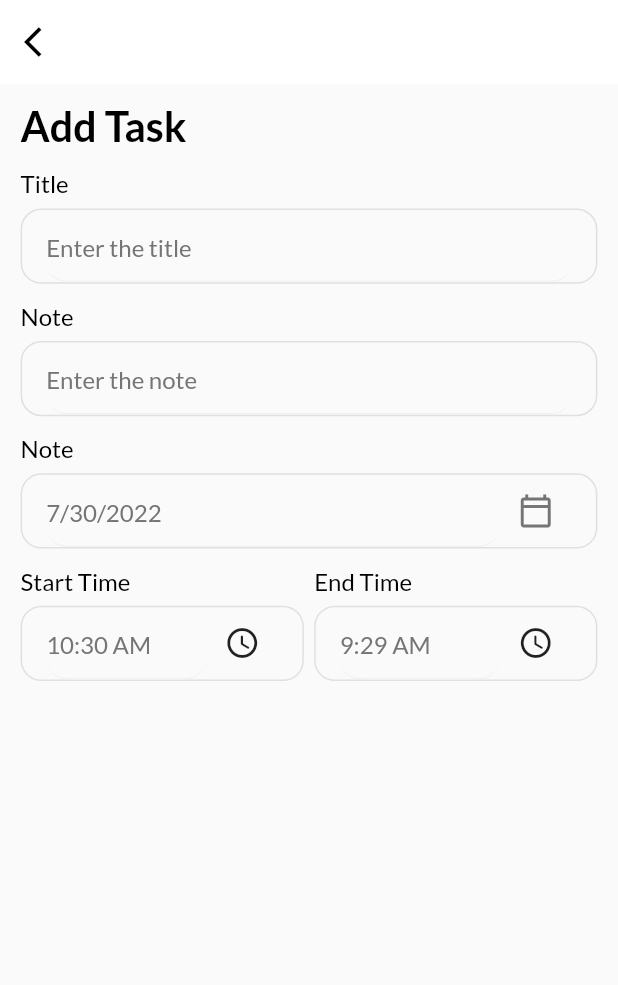
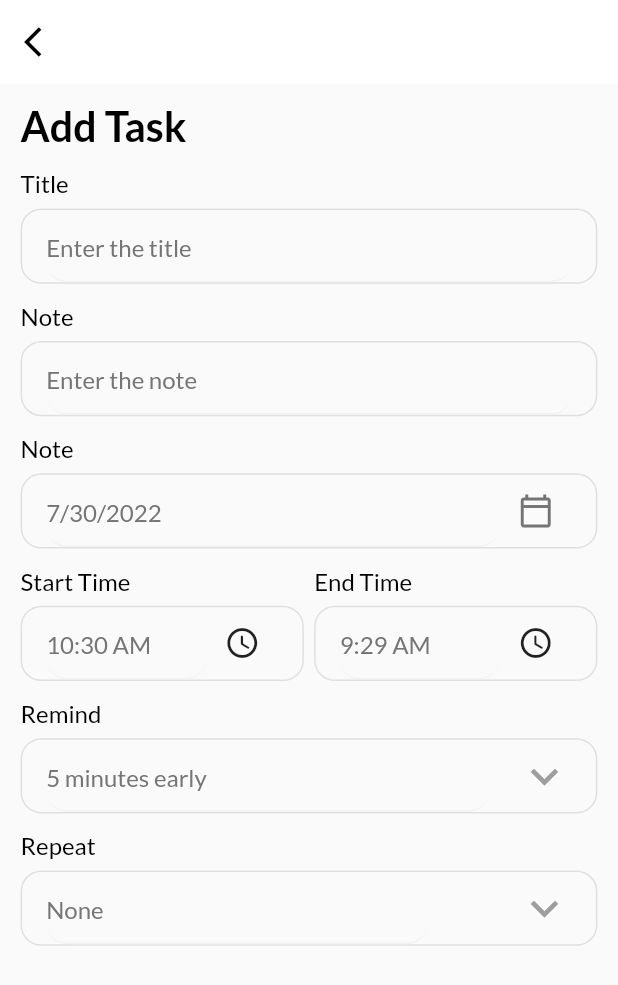
Before and after one commit to ZainNaqvi/Birthday-reminder-sqflite, a Flutter app: the AddTaskBar screen opened directly, on a phone screen of 412 x 824 dp. Shown: the top 985 px of the screen. Run offline on Flutter 3.47's test engine with Material 2 defaults, Android fonts, the phone set to English and light mode, and no system bars; our stand-ins replace date_picker_timeline, flutter_local_notifications, flutter_screenutil, get, get_storage, google_fonts and 1 more; accounts and stored records are empty.

Commit message:
remind repeat drop down added

```diff
--- a/lib/ui/add_task_page.dart
+++ b/lib/ui/add_task_page.dart
@@ -17,6 +17,21 @@ class _AddTaskBarState extends State<AddTaskBar> {
   DateTime? _selectedDate = DateTime.now();
   String _startTime = DateFormat('hh:mm a').format(DateTime.now()).toString();
   String _endTime = "9:29 AM";
+  int _selectRemind = 5;
+  List<int> remindList = [
+    5,
+    10,
+    15,
+    20,
+  ];
+  String _selectRepeat = "None";
+  List<String> repeatList = [
+    "None",
+    "Daily",
+    "Weekly",
+    "Monthly",
+  ];
+
   @override
   Widget build(BuildContext context) {
     return Scaffold(
@@ -53,6 +68,7 @@ class _AddTaskBarState extends State<AddTaskBar> {
                   ),
                 ),
               ),
+              // start time and the end time
               Row(
                 children: [
                   Expanded(
@@ -81,6 +97,48 @@ class _AddTaskBarState extends State<AddTaskBar> {
                     ),
                   ),
                 ],
+              ),
+              // remind the user
+              MyTextField(
+                hintText: "$_selectRemind minutes early",
+                lable: "Remind",
+                widget: DropdownButton(
+                    style: textHeadingStyle,
+                    iconSize: 32.sp,
+                    elevation: 4,
+                    underline: Container(height: 0.0),
+                    items:
+                        remindList.map<DropdownMenuItem<String>>((int value) {
+                      return DropdownMenuItem<String>(
+                        value: value.toString(),
+                        child: Text(value.toString()),
+                      );
+                    }).toList(),
+                    icon: Icon(Icons.keyboard_arrow_down, color: Colors.grey),
+                    onChanged: (String? value) => setState(() {
+                          _selectRemind = int.parse(value!);
+                        })),
+              ),
+              // remind repeat
+              MyTextField(
+                hintText: _selectRepeat,
+                lable: "Repeat",
+                widget: DropdownButton(
+                    style: textHeadingStyle,
+                    iconSize: 32.sp,
+                    elevation: 4,
+                    underline: Container(height: 0.0),
+                    items: repeatList
+                        .map<DropdownMenuItem<String>>((String value) {
+                      return DropdownMenuItem<String>(
+                        value: value.toString(),
+                        child: Text(value.toString()),
+                      );
+                    }).toList(),
+                    icon: Icon(Icons.keyboard_arrow_down, color: Colors.grey),
+                    onChanged: (String? value) => setState(() {
+                          _selectRepeat = value!;
+                        })),
               ),
             ],
           ),
```
